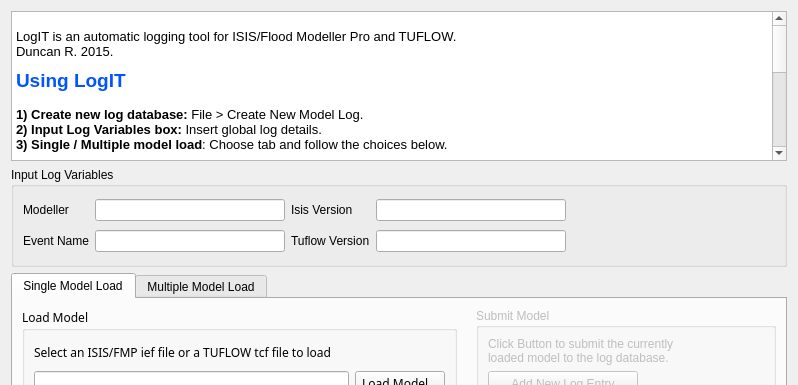
Old version of the form src/logit/newentry/NewEntry_Widget.ui in the repository ErmeviewEnvironmentalLtd/LogIT; both pictures show x 0 to 798 and y 0 to 385 of the 798 by 647 pixel window.
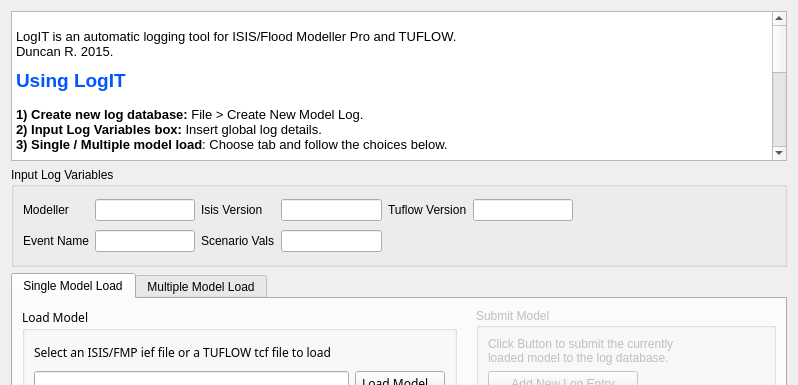
New version of the form. Icons and pictures are not drawn.

Commit message:
Setup run options for model loader in LogBuilder.
Started to implement the new scenario and event vals options in
the SHIP library in the LogBuilder class.

Added a run options input box to the new entry widget.

Not fulling functioning yet. Tests need checking and updating.

What changed in the file:
```diff
--- a/src/logit/newentry/NewEntry_Widget.ui
+++ b/src/logit/newentry/NewEntry_Widget.ui
@@ -141,6 +141,23 @@
        </widget>
       </item>
       <item row="0" column="4">
+       <widget class="QLabel" name="tuflowVersionLabel">
+        <property name="text">
+         <string>Tuflow Version</string>
+        </property>
+       </widget>
+      </item>
+      <item row="0" column="5">
+       <widget class="QLineEdit" name="tuflowVersionTextbox">
+        <property name="maximumSize">
+         <size>
+          <width>250</width>
+          <height>16777215</height>
+         </size>
+        </property>
+       </widget>
+      </item>
+      <item row="0" column="6">
        <spacer name="horizontalSpacer_3">
         <property name="orientation">
          <enum>Qt::Horizontal</enum>
@@ -171,14 +188,14 @@
        </widget>
       </item>
       <item row="1" column="2">
-       <widget class="QLabel" name="tuflowVersionLabel">
+       <widget class="QLabel" name="isisVersionLabel_2">
         <property name="text">
-         <string>Tuflow Version</string>
+         <string>Scenario Vals</string>
         </property>
        </widget>
       </item>
       <item row="1" column="3">
-       <widget class="QLineEdit" name="tuflowVersionTextbox">
+       <widget class="QLineEdit" name="runOptionsTextbox">
         <property name="maximumSize">
          <size>
           <width>250</width>
@@ -187,7 +204,7 @@
         </property>
        </widget>
       </item>
-      <item row="1" column="4">
+      <item row="1" column="6">
        <spacer name="horizontalSpacer_4">
         <property name="orientation">
          <enum>Qt::Horizontal</enum>
```
The commit also changes 10 other files.
